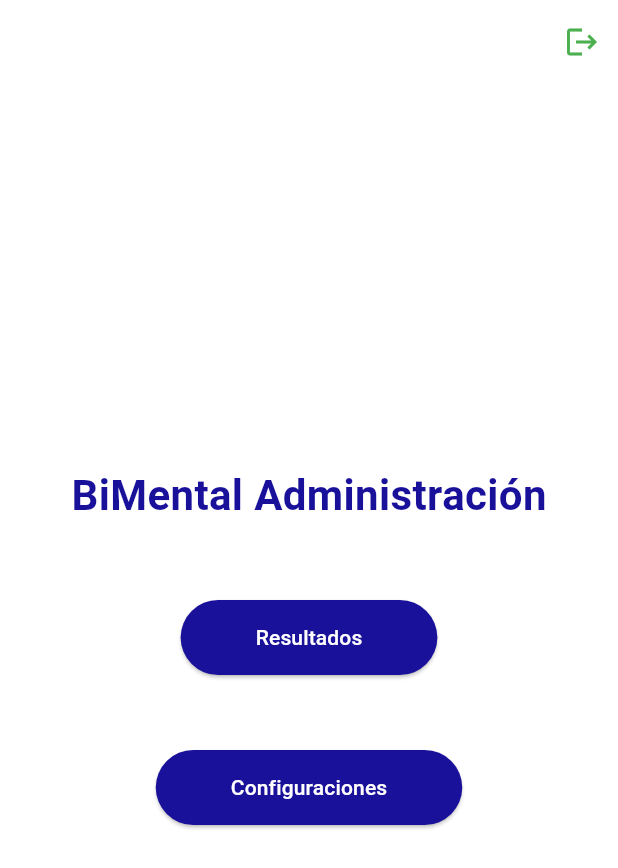
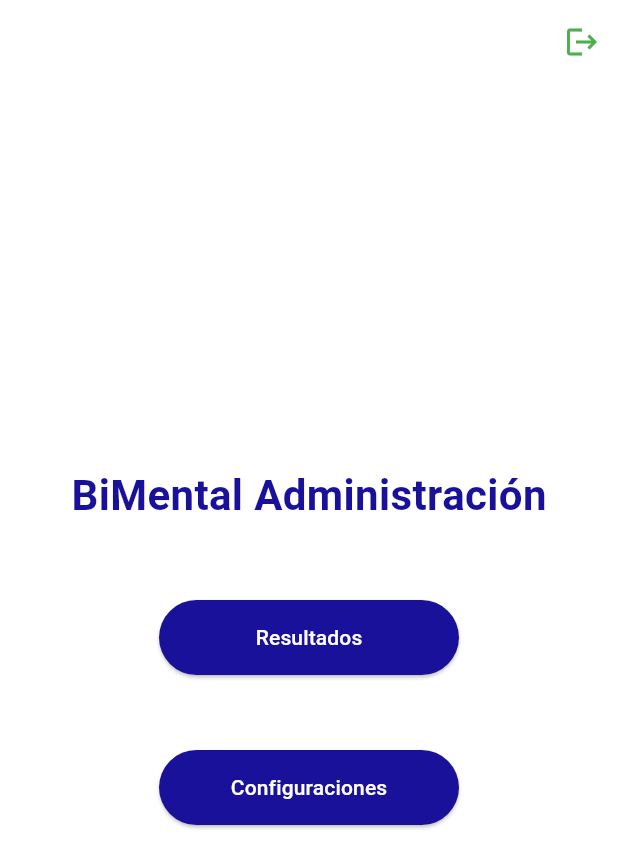
Before and after one commit to Jorgemercfa/MobileAppBimental, a Flutter app: the HomePageAdmin screen opened directly, on a phone screen of 412 x 824 dp. Shown: the top 868 px of the screen. Run offline on Flutter 3.47's test engine with Material 3 defaults, Android fonts, the phone set to English and light mode, and no system bars; our stand-ins replace cloud_firestore, firebase_core, firebase_messaging, flutter_local_notifications, shared_preferences; accounts and stored records are empty.

Commit message:
observation_raised_homeadmin

```diff
--- a/bimental_application_1/lib/HomeAdmin.dart
+++ b/bimental_application_1/lib/HomeAdmin.dart
@@ -61,22 +61,29 @@ class HomePageAdmin extends StatelessWidget {
               ),
             ),
             const SizedBox(height: 50),
-            ElevatedButton(
+            SizedBox(
+              width: 200,
+              child: ElevatedButton(
                 onPressed: () {
                   // Acción al presionar el botón de Chatbot
-                Navigator.push(context,
-                    MaterialPageRoute(builder: (context) => UserResultsPage()));
+                  Navigator.push(
+                      context,
+                      MaterialPageRoute(
+                          builder: (context) => UserResultsPage()));
                 },
                 style: ElevatedButton.styleFrom(
                   backgroundColor: const Color(0xFF1A119B),
                   padding:
-                    const EdgeInsets.symmetric(horizontal: 50, vertical: 15),
+                      const EdgeInsets.symmetric(vertical: 15, horizontal: 20),
                 ),
                 child: const Text('Resultados',
                     style: TextStyle(color: Colors.white)),
               ),
+            ),
             const SizedBox(height: 50),
-            ElevatedButton(
+            SizedBox(
+              width: 200,
+              child: ElevatedButton(
                 onPressed: () {
                   // Acción al presionar el botón de Chatbot
                   Navigator.push(
@@ -88,10 +95,11 @@ class HomePageAdmin extends StatelessWidget {
                 style: ElevatedButton.styleFrom(
                   backgroundColor: const Color(0xFF1A119B),
                   padding:
-                    const EdgeInsets.symmetric(horizontal: 50, vertical: 15),
+                      const EdgeInsets.symmetric(vertical: 15, horizontal: 20),
                 ),
                 child: const Text('Configuraciones',
                     style: TextStyle(color: Colors.white)),
+              ),
             ),
             const SizedBox(height: 20),
           ],
```
Lines whose indentation alone changed are shown as unchanged.
